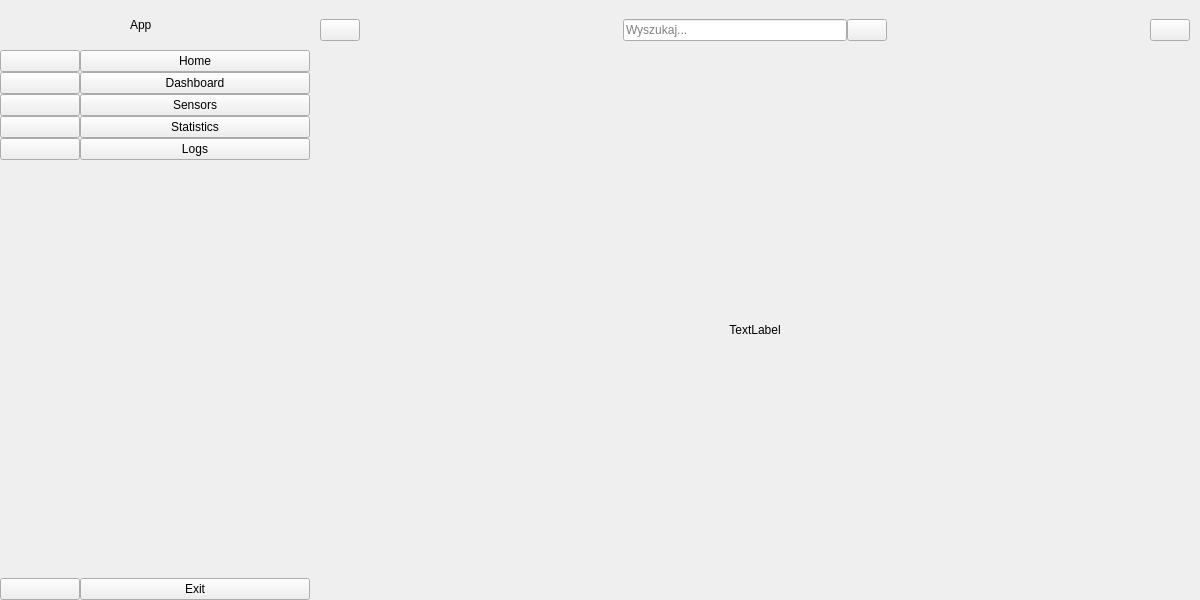
First picture: the form in interface.ui, repository Orzyj/Engineering-Project-Caterpillar-robot-, before the edit.
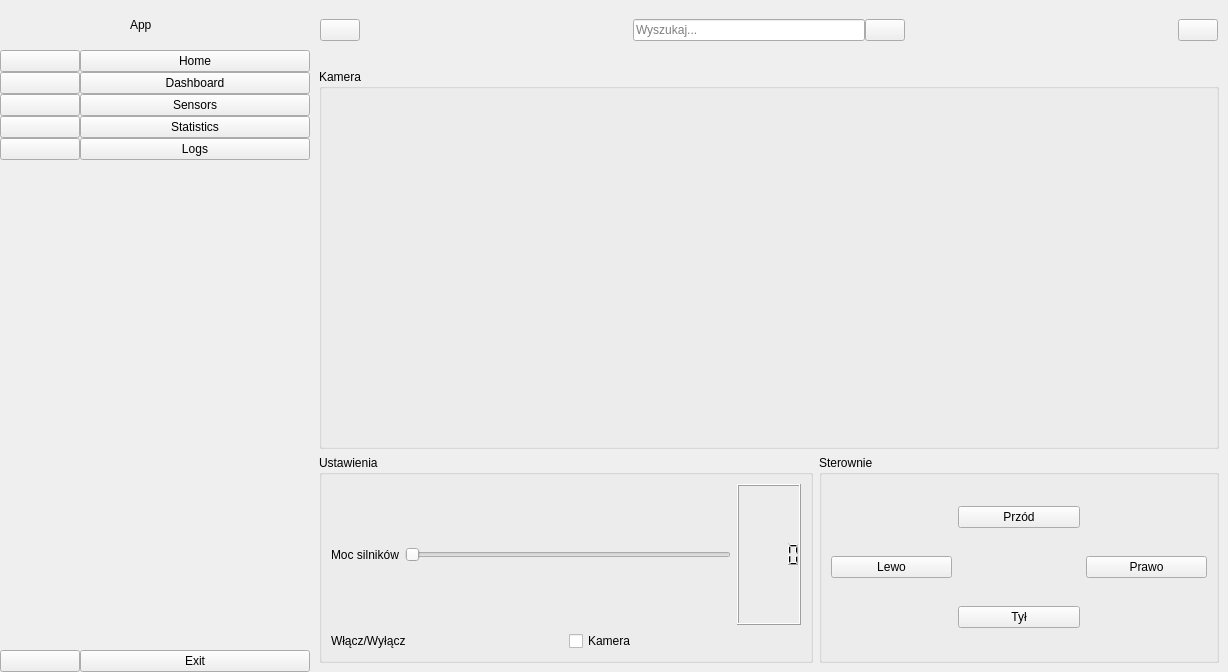
Second picture: the form after the edit. The open tabs and pages were chosen to show the change. Icons and pictures are not drawn.

Commit message:
added camera handle
added camera widget to app.py, added some functions

Diff of the .ui file:
```diff
--- a/interface.ui
+++ b/interface.ui
@@ -6,22 +6,10 @@
    <rect>
     <x>0</x>
     <y>0</y>
-    <width>1200</width>
-    <height>600</height>
+    <width>1228</width>
+    <height>672</height>
    </rect>
   </property>
-  <property name="minimumSize">
-   <size>
-    <width>1200</width>
-    <height>600</height>
-   </size>
-  </property>
-  <property name="maximumSize">
-   <size>
-    <width>1200</width>
-    <height>600</height>
-   </size>
-  </property>
   <property name="windowTitle">
    <string>Catepillar Robot app</string>
   </property>
@@ -354,13 +342,110 @@
          </widget>
          <widget class="QWidget" name="dashBoardPage">
           <layout class="QGridLayout" name="gridLayout_3">
-           <item row="0" column="0">
-            <widget class="QLabel" name="label_5">
-             <property name="text">
-              <string>TextLabel</string>
+           <item row="1" column="1">
+            <widget class="QGroupBox" name="groupBox_3">
+             <property name="minimumSize">
+              <size>
+               <width>400</width>
+               <height>136</height>
+              </size>
              </property>
-             <property name="alignment">
-              <set>Qt::AlignCenter</set>
+             <property name="title">
+              <string>Sterownie</string>
+             </property>
+             <layout class="QGridLayout" name="gridLayout_9">
+              <item row="2" column="1">
+               <widget class="QPushButton" name="btnBackward">
+                <property name="text">
+                 <string>Tył</string>
+                </property>
+               </widget>
+              </item>
+              <item row="1" column="0">
+               <widget class="QPushButton" name="btnLeft">
+                <property name="text">
+                 <string>Lewo</string>
+                </property>
+               </widget>
+              </item>
+              <item row="0" column="1">
+               <widget class="QPushButton" name="btnForward">
+                <property name="text">
+                 <string>Przód</string>
+                </property>
+               </widget>
+              </item>
+              <item row="1" column="2">
+               <widget class="QPushButton" name="btnRight">
+                <property name="text">
+                 <string>Prawo</string>
+                </property>
+               </widget>
+              </item>
+             </layout>
+            </widget>
+           </item>
+           <item row="1" column="0">
+            <widget class="QGroupBox" name="groupBox_4">
+             <property name="title">
+              <string>Ustawienia</string>
+             </property>
+             <layout class="QVBoxLayout" name="verticalLayout_7">
+              <item>
+               <layout class="QHBoxLayout" name="horizontalLayout_6">
+                <item>
+                 <widget class="QLabel" name="lEnginePower">
+                  <property name="text">
+                   <string>Moc silników</string>
+                  </property>
+                 </widget>
+                </item>
+                <item>
+                 <widget class="QSlider" name="hsEnginePowerConsumtion">
+                  <property name="maximum">
+                   <number>101</number>
+                  </property>
+                  <property name="orientation">
+                   <enum>Qt::Horizontal</enum>
+                  </property>
+                 </widget>
+                </item>
+                <item>
+                 <widget class="QLCDNumber" name="lcdNumber"/>
+                </item>
+               </layout>
+              </item>
+              <item>
+               <layout class="QHBoxLayout" name="horizontalLayout_5">
+                <item>
+                 <widget class="QLabel" name="lCamera">
+                  <property name="text">
+                   <string>Włącz/Wyłącz </string>
+                  </property>
+                 </widget>
+                </item>
+                <item>
+                 <widget class="QCheckBox" name="chkBoxCameraEnable">
+                  <property name="text">
+                   <string>Kamera</string>
+                  </property>
+                 </widget>
+                </item>
+               </layout>
+              </item>
+             </layout>
+            </widget>
+           </item>
+           <item row="0" column="0" colspan="2">
+            <widget class="QGroupBox" name="cameraGroupBox">
+             <property name="minimumSize">
+              <size>
+               <width>0</width>
+               <height>380</height>
+              </size>
+             </property>
+             <property name="title">
+              <string>Kamera</string>
              </property>
             </widget>
            </item>
```
Left out of the diff: 478 changed lines with no effect on the pictures. The commit also changes 7 other files.
